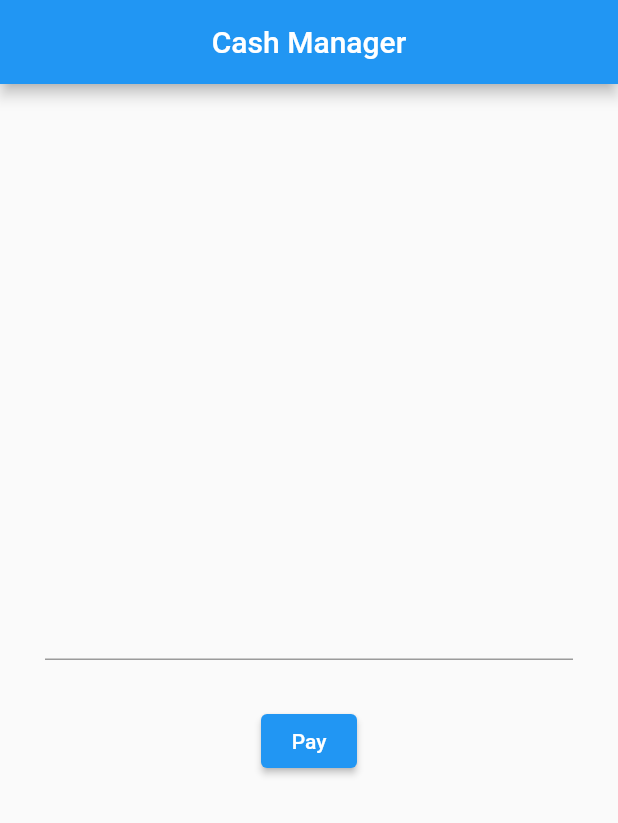
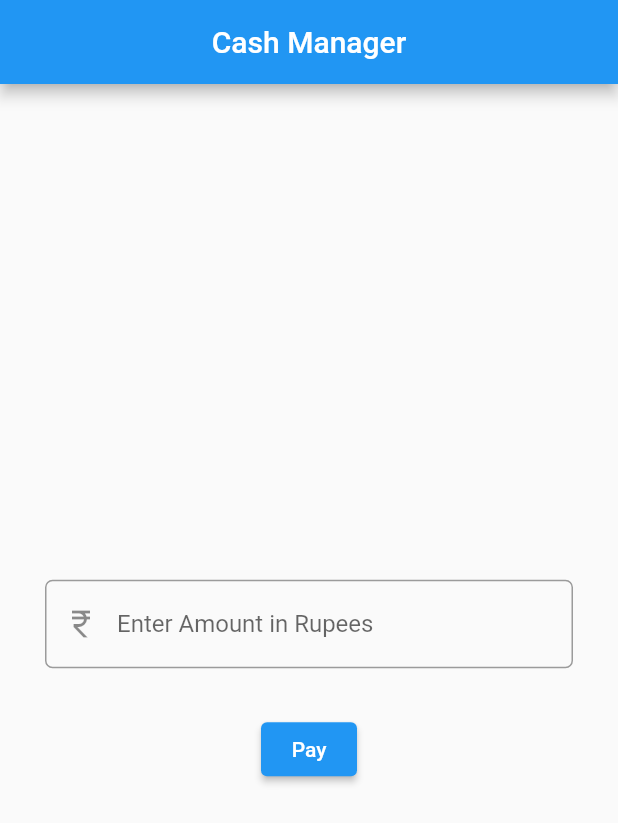
Before and after one commit to Wise-Wizard/Go-Snacko, a Flutter app: the screen it shows after launch, on a phone screen of 412 x 824 dp. Shown: the top 823 px of the screen. Run offline on Flutter 3.47's test engine with Material 2 defaults, Android fonts, the phone set to English and light mode, and no system bars; missing offline and left inert: cashfree_pg.

```diff
--- a/lib/Screens/home_screen.dart
+++ b/lib/Screens/home_screen.dart
@@ -1,8 +1,8 @@
 // ignore_for_file: prefer_const_constructors
 
 import 'package:flutter/material.dart';
-import 'package:cashfree_pg/cashfree_pg.dart';
-import 'package:flutter_application_7/transaction.dart';
+import 'package:flutter/services.dart';
+import 'package:flutter_application_7/Transaction/transaction.dart';
 
 class HomeScreen extends StatefulWidget {
   const HomeScreen({Key? key}) : super(key: key);
@@ -12,6 +12,7 @@ class HomeScreen extends StatefulWidget {
 }
 
 class _HomeScreenState extends State<HomeScreen> {
+  final amountController = TextEditingController();
   @override
   Widget build(BuildContext context) {
     return Scaffold(
@@ -22,9 +23,21 @@ class _HomeScreenState extends State<HomeScreen> {
       body: Column(mainAxisAlignment: MainAxisAlignment.center, children: [
         Container(
           margin: const EdgeInsets.all(30),
-          child: TextField(),
+          child: TextField(
+            controller: amountController,
+            decoration: InputDecoration(
+                border:
+                    OutlineInputBorder(borderRadius: BorderRadius.circular(5)),
+                prefixIcon: Icon(Icons.currency_rupee_outlined),
+                hintText: 'Enter Amount in Rupees'),
+            inputFormatters: [FilteringTextInputFormatter.digitsOnly],
+          ),
         ),
-        ElevatedButton(onPressed: doTransaction, child: Text('Pay'))
+        ElevatedButton(
+            onPressed: () {
+              doTransaction(amountController.text.trim(), context);
+            },
+            child: Text('Pay'))
       ]),
     );
   }
```
Also changed, not shown: lib/Transaction/transaction.dart (added, +64 -0 lines), lib/Transaction/transaction_api.dart (renamed from lib/transaction.dart, +6 -3 lines).
